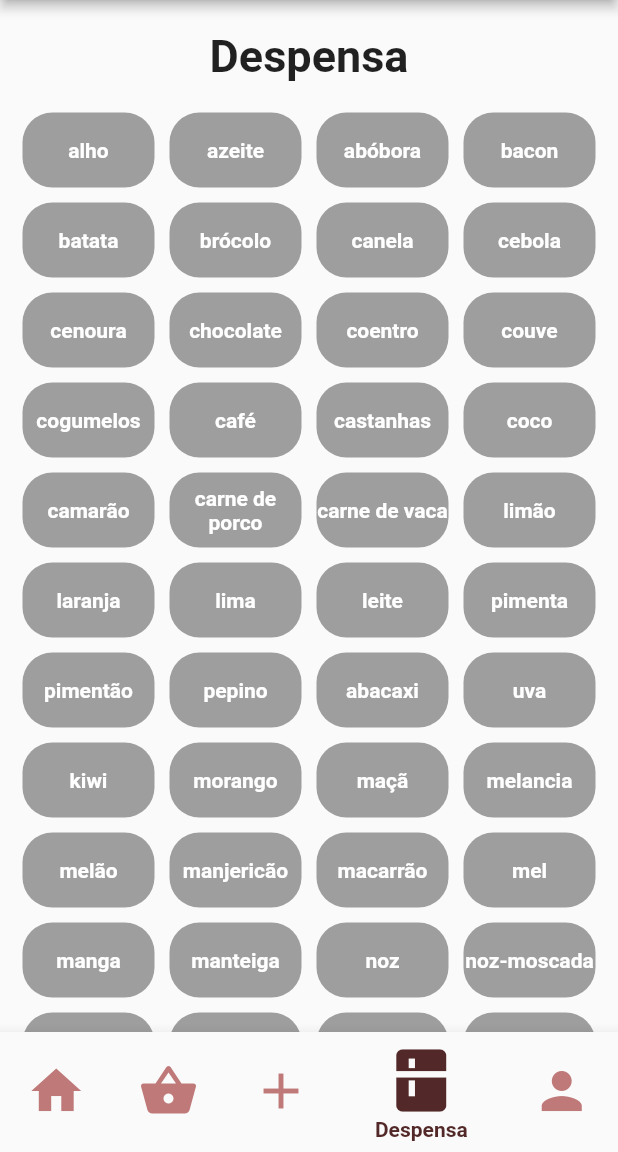
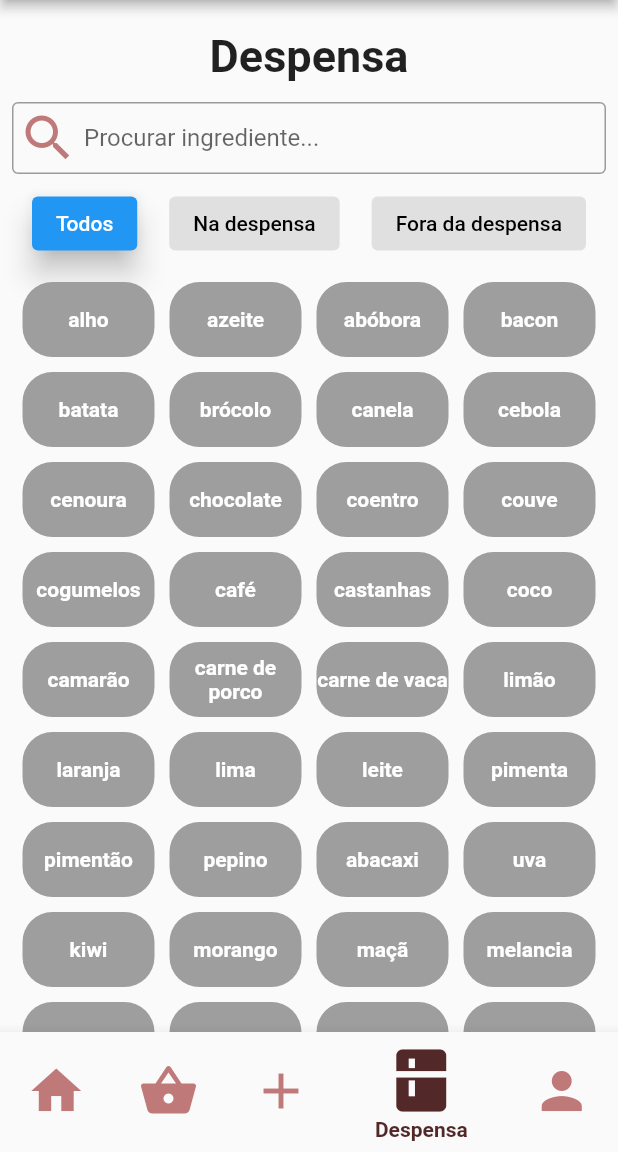
Before and after one commit to DiogoARSantos/let_me_cook, a Flutter app: the App screen opened by its route, item 4 of the bottom bar chosen, on a phone screen of 412 x 824 dp, the part 84-1236 px from its top. Run offline on Flutter 3.47's test engine with Material 2 defaults, Android fonts, the light colour scheme and no system bars; our stand-ins replace image_picker; missing offline and left inert: dart:ffi; network calls fail.

Commit message:
Add to pantry from shopping list, pantry search and filter

```diff
--- a/lib/app.dart
+++ b/lib/app.dart
@@ -1,7 +1,5 @@
 import 'package:flutter/material.dart';
 import 'package:let_me_cook/screens/addRecipe/add_recipe_screen.dart';
-import 'package:let_me_cook/screens/seeRecipe/see_recipe_screen.dart';
-import 'package:let_me_cook/models/Ingredient.dart';
 import 'package:let_me_cook/screens/home/home_screen.dart';
 import 'package:let_me_cook/screens/pantry/pantry_screen.dart';
 import 'package:let_me_cook/screens/profile/profile_screen.dart';
@@ -65,6 +63,14 @@ class _AppState extends State<App> {
     });
   }
 
+  void addToPantry(String ingredient) {
+    if (!pantryList.contains(ingredient)) {
+      setState(() {
+        pantryList.add(ingredient);
+      });
+    }
+  }
+
   @override
   Widget build(BuildContext context) {
     Widget page;
@@ -78,7 +84,9 @@ class _AppState extends State<App> {
         break;
       case 1:
         page = ShoppingListScreen(
-            shoppingList: shoppingList, boughtStatus: boughtStatus);
+            shoppingList: shoppingList,
+            boughtStatus: boughtStatus,
+            addToPantry: addToPantry);
         break;
       case 2:
         page = AddRecipeScreen(
--- a/lib/screens/login/login_screen.dart
+++ b/lib/screens/login/login_screen.dart
@@ -58,7 +58,7 @@ class _LoginScreenState extends State<LoginScreen> {
           child: Column(
             crossAxisAlignment: CrossAxisAlignment.start,
             children: [
-              SizedBox(height: 100.0),
+              SizedBox(height: 40.0),
               Center(
                 child: Container(
                   width: 300,
--- a/lib/screens/pantry/pantry_screen.dart
+++ b/lib/screens/pantry/pantry_screen.dart
@@ -1,5 +1,4 @@
 import 'package:flutter/material.dart';
-
 import '../../allIngredients.dart';
 
 class PantryScreen extends StatefulWidget {
@@ -15,11 +14,17 @@ class PantryScreen extends StatefulWidget {
 
 class _PantryScreenState extends State<PantryScreen> {
   List<String> pantryList = [];
+  List<String> displayedIngredients = [];
+  TextEditingController searchController = TextEditingController();
+  bool showAll = true;
+  bool showInPantry = false;
+  bool showNotInPantry = false;
 
   @override
   void initState() {
     super.initState();
     pantryList = widget.pantryList;
+    displayedIngredients = allIngredients;
   }
 
   void updatePantryList(String ingredient) {
@@ -29,7 +34,56 @@ class _PantryScreenState extends State<PantryScreen> {
       } else {
         pantryList.add(ingredient);
       }
+      displayedIngredients = filterByPantry();
     });
+  }
+
+  void filterIngredients(String query) {
+    setState(() {
+      if (query.isEmpty) {
+        displayedIngredients = filterByPantry();
+      } else {
+        displayedIngredients = allIngredients
+            .where((ingredient) =>
+                ingredient.toLowerCase().contains(query.toLowerCase()))
+            .toList();
+        displayedIngredients =
+            filterByPantry(ingredients: displayedIngredients);
+      }
+    });
+  }
+
+  // Widget to create a custom ElevatedButton with active state
+  Widget customElevatedButton(bool isActive, String text, Function()? onPressed) {
+    return ElevatedButton(
+      onPressed: onPressed,
+      style: ElevatedButton.styleFrom(
+        backgroundColor: isActive ? Colors.blue : Colors.grey.shade300,
+        elevation: isActive ? 8 : 0,
+      ),
+      child: Text(
+        text,
+        style: TextStyle(
+          color: isActive ? Colors.white : Colors.black,
+        ),
+      ),
+    );
+  }
+
+  List<String> filterByPantry({List<String>? ingredients}) {
+    ingredients ??= allIngredients;
+
+    if (showInPantry) {
+      return ingredients
+          .where((ingredient) => pantryList.contains(ingredient))
+          .toList();
+    } else if (showNotInPantry) {
+      return ingredients
+          .where((ingredient) => !pantryList.contains(ingredient))
+          .toList();
+    } else {
+      return ingredients;
+    }
   }
 
   @override
@@ -39,12 +93,81 @@ class _PantryScreenState extends State<PantryScreen> {
         crossAxisAlignment: CrossAxisAlignment.stretch,
         children: [
           Center(
-            child: Text("Despensa",
-                style: TextStyle(
-                  height: 2,
-                  fontSize: 30,
-                  fontWeight: FontWeight.bold,
-                )),
+            child: Text(
+              "Despensa",
+              style: TextStyle(
+                height: 2,
+                fontSize: 30,
+                fontWeight: FontWeight.bold,
+              ),
+            ),
+          ),
+          Padding(
+            padding: const EdgeInsets.all(8.0),
+            child: TextField(
+              controller: searchController,
+              onChanged: filterIngredients,
+              decoration: InputDecoration(
+                hintText: "Procurar ingrediente...",
+                prefixIcon: Icon(
+                  Icons.search,
+                  color: Color(0xFFBF7979),
+                  size: 40,
+                ),
+                border: OutlineInputBorder(),
+                focusedBorder: OutlineInputBorder(
+                  borderSide: BorderSide(
+                    color: Color(0xFFBF7979),
+                  ),
+                ),
+                contentPadding:
+                    EdgeInsets.symmetric(vertical: 6.0, horizontal: 8.0),
+              ),
+            ),
+          ),
+          Padding(
+            padding: const EdgeInsets.only(top: 1),
+            child: Row(
+              mainAxisAlignment: MainAxisAlignment.spaceEvenly,
+              children: [
+                customElevatedButton(
+                  showAll,
+                  'Todos',
+                      () {
+                    setState(() {
+                      showAll = true;
+                      showInPantry = false;
+                      showNotInPantry = false;
+                      displayedIngredients = filterByPantry();
+                    });
+                  },
+                ),
+                customElevatedButton(
+                  showInPantry,
+                  'Na despensa',
+                      () {
+                    setState(() {
+                      showAll = false;
+                      showInPantry = true;
+                      showNotInPantry = false;
+                      displayedIngredients = filterByPantry();
+                    });
+                  },
+                ),
+                customElevatedButton(
+                  showNotInPantry,
+                  'Fora da despensa',
+                      () {
+                    setState(() {
+                      showAll = false;
+                      showInPantry = false;
+                      showNotInPantry = true;
+                      displayedIngredients = filterByPantry();
+                    });
+                  },
+                ),
+              ],
+            ),
           ),
           Expanded(
             child: GridView.builder(
@@ -55,9 +178,9 @@ class _PantryScreenState extends State<PantryScreen> {
                 mainAxisSpacing: 10,
                 crossAxisSpacing: 10,
               ),
-              itemCount: allIngredients.length,
+              itemCount: displayedIngredients.length,
               itemBuilder: (context, index) {
-                final ingredient = allIngredients[index];
+                final ingredient = displayedIngredients[index];
                 final isOwned = pantryList.contains(ingredient);
 
                 return GestureDetector(
@@ -67,8 +190,7 @@ class _PantryScreenState extends State<PantryScreen> {
                   child: Container(
                     decoration: BoxDecoration(
                       color: isOwned ? Colors.green : Colors.grey,
-                      borderRadius: BorderRadius.circular(
-                          20.0), // Adjust the value as needed
+                      borderRadius: BorderRadius.circular(20.0),
                     ),
                     width: 100,
                     height: 100,
```
Also changed, not shown: lib/screens/shoppingList/shopping_list_screen.dart (+16 -7 lines), assets/images/pancakes.jpg (added).
